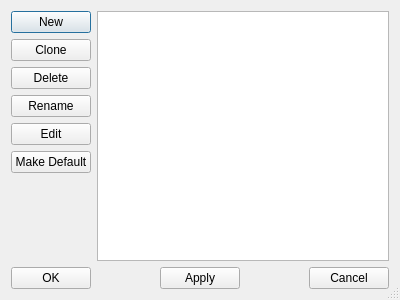
Old version of the form mqt/MqtLogger/ScreenConfigManager.ui in the repository Rsclub22/Minos2-Mirror.
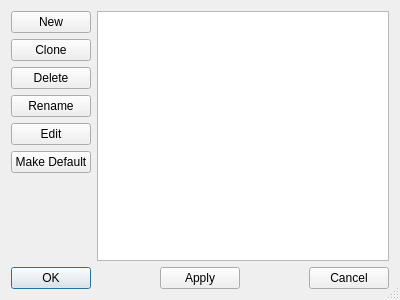
New version of the form.

Commit message: set OK buttons as default

Diff of the .ui file:
```diff
--- a/mqt/MqtLogger/ScreenConfigManager.ui
+++ b/mqt/MqtLogger/ScreenConfigManager.ui
@@ -97,6 +97,9 @@
        <property name="text">
         <string>OK</string>
        </property>
+       <property name="default">
+        <bool>true</bool>
+       </property>
       </widget>
      </item>
      <item>
```
The commit also changes 12 other files.
